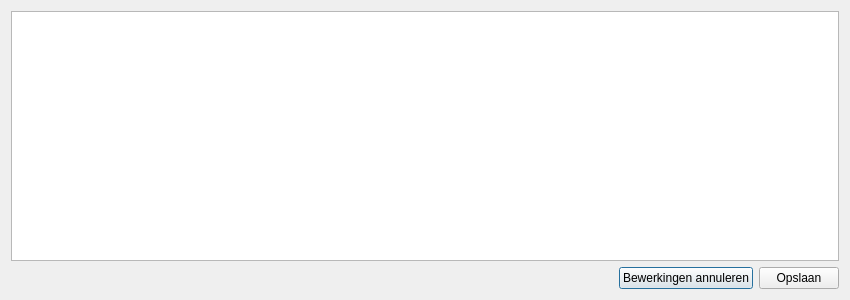
Before: the Qt Designer form overzichtvraagaanbod.ui in vvim/BT_deelnemers, drawn with Qt 5.
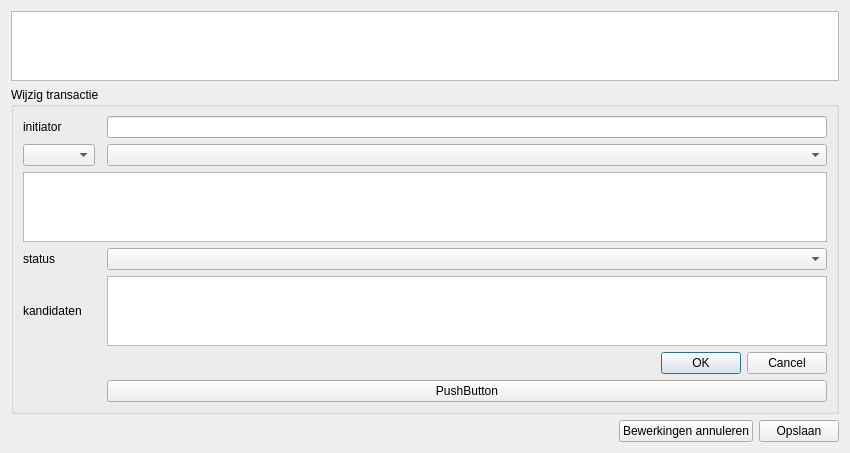
After: the same form once the commit is applied.

```diff
--- a/overzichtvraagaanbod.ui
+++ b/overzichtvraagaanbod.ui
@@ -17,6 +17,68 @@
    <item>
     <widget class="QTableView" name="tableView"/>
    </item>
+   <item>
+    <widget class="QGroupBox" name="groupBox">
+     <property name="title">
+      <string>Wijzig transactie</string>
+     </property>
+     <layout class="QGridLayout" name="gridLayout">
+      <item row="1" column="0">
+       <widget class="QComboBox" name="comboBox_vraag_of_aanbod"/>
+      </item>
+      <item row="5" column="0">
+       <widget class="QLabel" name="label_kandidaten">
+        <property name="text">
+         <string>kandidaten</string>
+        </property>
+       </widget>
+      </item>
+      <item row="1" column="2">
+       <widget class="QComboBox" name="comboBox_categorie"/>
+      </item>
+      <item row="5" column="2">
+       <widget class="QListView" name="listView_kandidaten"/>
+      </item>
+      <item row="0" column="0">
+       <widget class="QLabel" name="label_initiator">
+        <property name="text">
+         <string>initiator</string>
+        </property>
+       </widget>
+      </item>
+      <item row="2" column="0" colspan="3">
+       <widget class="QTextEdit" name="textEdit_inhoud"/>
+      </item>
+      <item row="4" column="0">
+       <widget class="QLabel" name="label_status">
+        <property name="text">
+         <string>status</string>
+        </property>
+       </widget>
+      </item>
+      <item row="0" column="2">
+       <widget class="QLineEdit" name="le_initiator"/>
+      </item>
+      <item row="4" column="2">
+       <widget class="QComboBox" name="comboBox_status"/>
+      </item>
+      <item row="7" column="2">
+       <widget class="QPushButton" name="pushButton_transactie_opslaan">
+        <property name="text">
+         <string>PushButton</string>
+        </property>
+       </widget>
+      </item>
+      <item row="6" column="2">
+       <widget class="QDialogButtonBox" name="buttonBox">
+        <property name="standardButtons">
+         <set>QDialogButtonBox::Cancel|QDialogButtonBox::Ok</set>
+        </property>
+       </widget>
+      </item>
+     </layout>
+    </widget>
+   </item>
    <item>
     <layout class="QHBoxLayout" name="horizontalLayout">
      <item>
```
